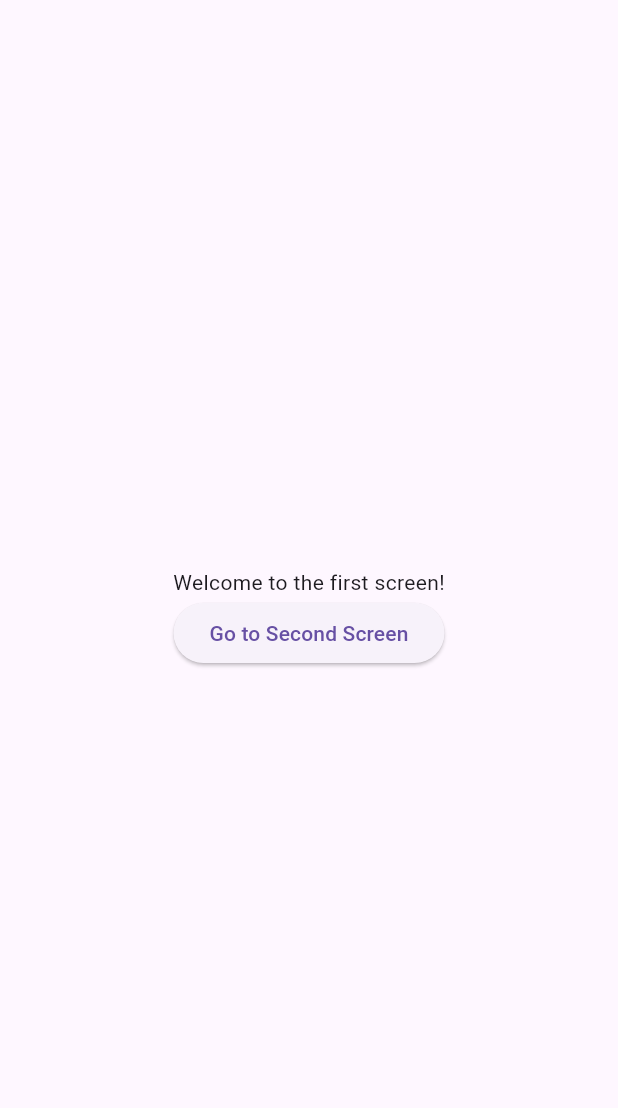
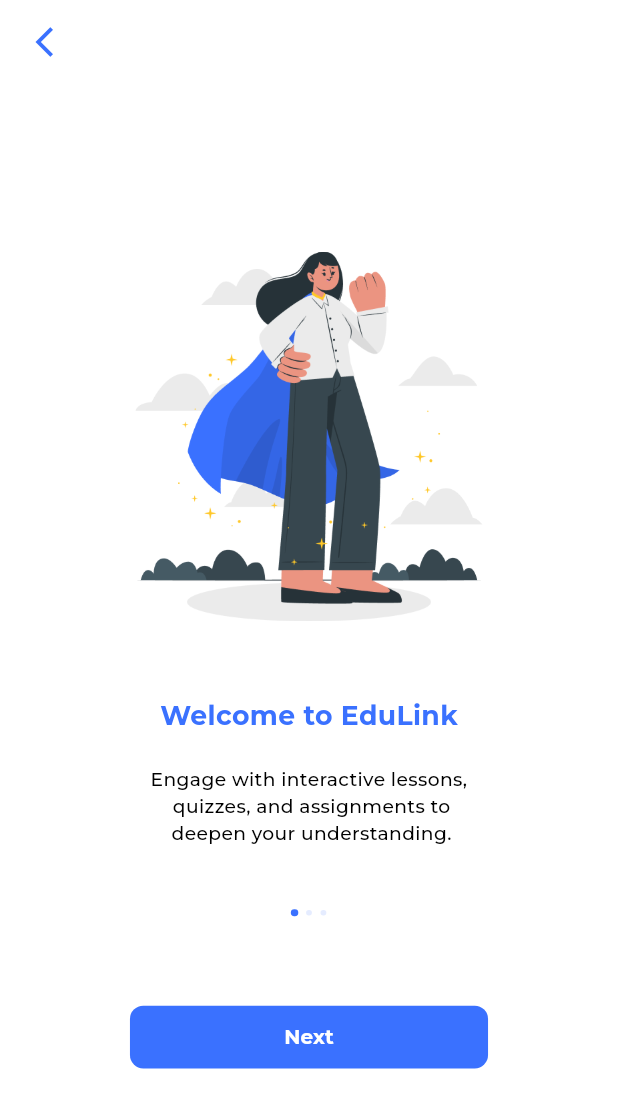
Before and after one commit to sibeux/edulink_learning_app, a Flutter app: the screen it shows after launch, on a phone screen of 412 x 824 dp. Shown: the top 1108 px of the screen. Run offline on Flutter 3.47's test engine with Material 3 defaults, Android fonts, the phone set to English and light mode, and no system bars; drawn by our look-alikes of smooth_page_indicator; our stand-ins replace cloud_firestore, firebase_core, flutter_native_splash, flutter_screenutil, get, hexcolor; accounts and stored records are empty; project files that could hold a hidden picture were left out.

Commit message:
Add Montserrat font family and onboarding assets; update first screen layout

```diff
--- a/lib/main.dart
+++ b/lib/main.dart
@@ -49,6 +49,7 @@ class MyApp extends StatelessWidget {
 
       child: GetMaterialApp(
         title: 'Edulink',
+        theme: ThemeData(fontFamily: 'Montserrat'),
         builder: (context, child) {
           return child!;
         },
--- a/lib/screens/onboarding/first_screen.dart
+++ b/lib/screens/onboarding/first_screen.dart
@@ -1,6 +1,8 @@
-import 'package:edulink_learning_app/controllers/chat_controller/chat_controller.dart';
 import 'package:flutter/material.dart';
 import 'package:get/get.dart';
+import 'package:flutter_screenutil/flutter_screenutil.dart';
+import 'package:hexcolor/hexcolor.dart';
+import 'package:smooth_page_indicator/smooth_page_indicator.dart';
 
 class FirstScreen extends StatelessWidget {
   const FirstScreen({super.key});
@@ -8,17 +10,98 @@ class FirstScreen extends StatelessWidget {
   @override
   Widget build(BuildContext context) {
     return Scaffold(
+      backgroundColor: Colors.white,
+      appBar: AppBar(
+        backgroundColor: Colors.white,
+        surfaceTintColor: Colors.transparent,
+        titleSpacing: 0,
+        leading: Container(
+          margin: EdgeInsets.only(left: 16.w),
+          child: IconButton(
+            icon: const Icon(Icons.arrow_back_ios),
+            color: HexColor("#3A71FF"),
+            onPressed: () {
+              Get.back();
+            },
+          ),
+        ),
+      ),
       body: Center(
         child: Column(
           mainAxisAlignment: MainAxisAlignment.center,
           children: [
-            const Text('Welcome to the first screen!'),
-            ElevatedButton(
-              onPressed: () {
-                // Navigate to the second screen
-                Get.put(ChatController()).sendMessage(message: "Hello from First Screen");
-              },
-              child: const Text('Go to Second Screen'),
+            Container(
+              width: 268.w,
+              height: 277.h,
+              decoration: BoxDecoration(
+                image: DecorationImage(
+                  image: AssetImage('assets/images/screens/onboarding_1.png'),
+                  fit: BoxFit.contain,
+                ),
+              ),
+            ),
+            SizedBox(height: 56.h),
+            Text(
+              'Welcome to EduLink',
+              style: TextStyle(
+                fontSize: 20.sp,
+                fontWeight: FontWeight.bold,
+                color: HexColor("#3A71FF"),
+              ),
+            ),
+            SizedBox(height: 25.h),
+            Text(
+              "Engage with interactive lessons,\n quizzes, and assignments to\n deepen your understanding.",
+              textAlign: TextAlign.center,
+              maxLines: 3,
+              style: TextStyle(
+                fontSize: 14.sp,
+                color: HexColor("#000000"),
+                fontWeight: FontWeight.w500,
+              ),
+            ),
+            SizedBox(height: 46.h),
+            SmoothPageIndicator(
+              controller: PageController(),
+              count: 3,
+              effect: ScrollingDotsEffect(
+                activeDotColor: HexColor("#3A71FF"),
+                dotColor: HexColor("#E5ECFF"),
+                dotHeight: 4.h,
+                dotWidth: 4.w,
+                spacing: 6.w,
+              ),
+            ),
+            SizedBox(height: 67.h),
+            SizedBox(
+              width: 248.w,
+              height: 47.h,
+              child: ElevatedButton(
+                onPressed: () {},
+                style: ElevatedButton.styleFrom(
+                  foregroundColor: Colors.white,
+                  backgroundColor: HexColor("#3A71FF"),
+                  elevation: 0, // Menghilangkan shadow
+                  splashFactory: InkRipple.splashFactory,
+                  shape: RoundedRectangleBorder(
+                    borderRadius: BorderRadius.circular(10.r),
+                  ),
+                ),
+                child: Padding(
+                  padding: EdgeInsets.symmetric(
+                    horizontal: 10.0.w,
+                    vertical: 4.0.h,
+                  ),
+                  child: Text(
+                    'Next',
+                    style: TextStyle(
+                      fontSize: 15.sp,
+                      fontWeight: FontWeight.bold,
+                      color: Colors.white,
+                    ),
+                  ),
+                ),
+              ),
             ),
           ],
         ),
```
Also changed, not shown: pubspec.yaml (+17 -0 lines), assets/fonts/Montserrat-Bold.ttf (added), assets/fonts/Montserrat-ExtraBold.ttf (added), assets/fonts/Montserrat-Light.ttf (added), assets/fonts/Montserrat-Medium.ttf (added), assets/fonts/Montserrat-Regular.ttf (added), assets/fonts/Montserrat-SemiBold.ttf (added), assets/images/screens/onboarding_1.png (added), pubspec.lock.
